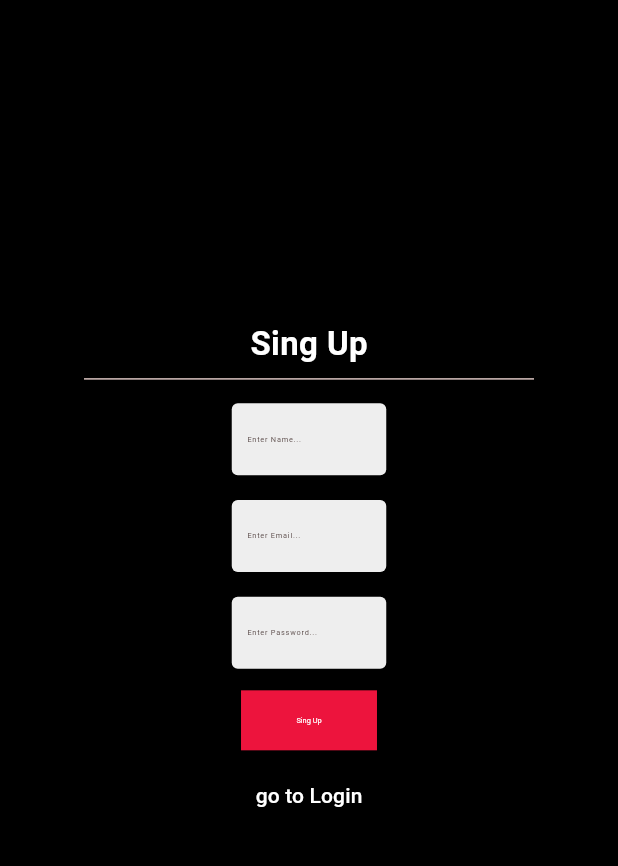
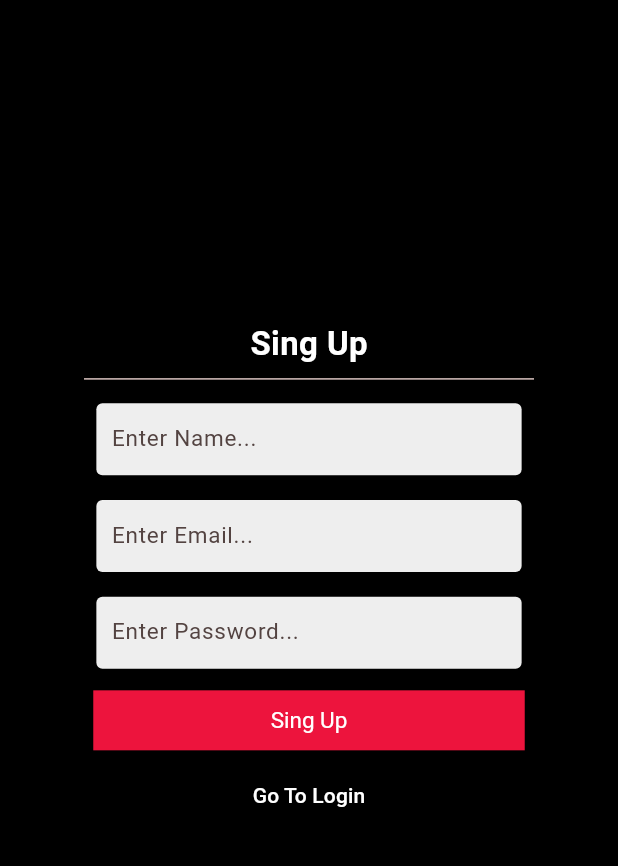
Before and after one commit to priyalpatel2709/flutter-projects, a Flutter app: the screen it shows after launch, after a tap on "Go To Sing Up", on a phone screen of 412 x 824 dp, the part 84-950 px from its top. Run offline on Flutter 3.47's test engine with Material 2 defaults, Android fonts, the phone set to English and light mode, and no system bars; our stand-ins replace flutter_slidable, hive, hive_flutter, shared_preferences, socket_io_client; accounts and stored records are empty; network calls fail.

Commit message:
size update

```diff
--- a/chat_app/lib/component/chat_page.dart
+++ b/chat_app/lib/component/chat_page.dart
@@ -14,8 +14,8 @@ class Message {
 }
 
 class Chat_page extends StatefulWidget {
-   final String userName;
-  Chat_page({Key? key,required this.userName}) : super(key: key);
+  final String userName;
+  Chat_page({Key? key, required this.userName}) : super(key: key);
 
   @override
   _Chat_pageState createState() => _Chat_pageState();
@@ -36,6 +36,15 @@ class _Chat_pageState extends State<Chat_page> {
   ScrollController _scrollController = ScrollController();
 
   var _userId;
+
+  void _scrollToBottom() {
+    print(' ${'Line 91:'} i am working ?');
+    _scrollController.animateTo(
+      _scrollController.position.maxScrollExtent,
+      duration: Duration(milliseconds: 300),
+      curve: Curves.easeOut,
+    );
+  }
 
   void connectToServer() {
     socket = IO.io('https://chat-app-srever.onrender.com/', <String, dynamic>{
@@ -66,10 +75,17 @@ class _Chat_pageState extends State<Chat_page> {
     socket.on('sentMessage', (data) {
       final _user = data['user'];
       final message = data['message'];
+
       if (_user != null && _user != widget.userName) {
         setState(() {
-          final newMessage = Message(message: message, user: _user,time: TimeOfDay.now().format(context));
+          final newMessage = Message(
+            message: message,
+            user: _user,
+            time: TimeOfDay.now().format(context),
+          );
+          _scrollToBottom();
           _userMessage.add(newMessage);
+
         });
       }
     });
@@ -92,16 +108,8 @@ class _Chat_pageState extends State<Chat_page> {
     });
   }
 
-  void _scrollToBottom() {
-    print(' ${'Line 91:'} i am working ?');
-    _scrollController.animateTo(
-      _scrollController.position.maxScrollExtent,
-      duration: Duration(milliseconds: 300),
-      curve: Curves.easeOut,
-    );
-  }
-
   void _sendMessage() {
+    _scrollToBottom();
     final message = _controller.text;
 
     if (message.isNotEmpty) {
@@ -117,7 +125,6 @@ class _Chat_pageState extends State<Chat_page> {
       socket.emit('message', {'message': message, 'id': socket.id});
 
       _controller.clear();
-      _scrollToBottom();
     }
   }
 
@@ -159,7 +166,6 @@ class _Chat_pageState extends State<Chat_page> {
 
   @override
   Widget build(BuildContext context) {
-    _scrollToBottom();
     return Scaffold(
       backgroundColor: const Color.fromARGB(255, 0, 0, 0),
       appBar: AppBar(
@@ -188,6 +194,8 @@ class _Chat_pageState extends State<Chat_page> {
                 alignment = CrossAxisAlignment.center;
               } else {
                 alignment = CrossAxisAlignment.start;
+                print(' ${'Line 196:'} i am? why?');
+                _scrollToBottom();
               }
 
               String text;
@@ -224,16 +232,16 @@ class _Chat_pageState extends State<Chat_page> {
                       child: Text(
                         text,
                         style: TextStyle(
-                          fontSize: 18, // Adjust the font size as needed
+                          fontSize: 18,
                         ),
                       ),
                     ),
-                    SizedBox(height: 4), // Add a small space
+                    SizedBox(height: 4),
                     Text(
                       _userMessage[index].time,
                       style: TextStyle(
-                        fontSize: 12, // Smaller font size for the timestamp
-                        color: Colors.grey, // You can adjust the color
+                        fontSize: 12,
+                        color: Colors.grey,
                       ),
                     ),
                   ],
@@ -249,7 +257,7 @@ class _Chat_pageState extends State<Chat_page> {
                   child: TextField(
                     controller: _controller,
                     decoration: InputDecoration(
-                       filled: true,
+                      filled: true,
                       fillColor: const Color.fromARGB(255, 205, 202, 202),
                       hintText: 'Enter your message...',
                     ),
--- a/chat_app/lib/component/loginpage.dart
+++ b/chat_app/lib/component/loginpage.dart
@@ -46,18 +46,16 @@ class _LoginState extends State<Loginpage> {
                     ),
                     Divider(),
                     Container(
-                      width: 25 *
-                          MediaQuery.of(context).size.width /
-                          100, // 25vmax equivalent
+                      width:
+                          300, // 25vmax equivalent
                       margin: EdgeInsets.all(2 *
                           MediaQuery.of(context).size.width /
                           100), // 2vmax equivalent
                       child: TextField(
                         controller: emailcontoller,
                         style: TextStyle(
-                          fontSize: 1.2 *
-                              MediaQuery.of(context).size.width /
-                              100, // 1.2vmax equivalent
+                          fontSize:
+                              15 , // 1.2vmax equivalent
                         ),
                         decoration: InputDecoration(
                           filled: true,
@@ -73,9 +71,8 @@ class _LoginState extends State<Loginpage> {
                       ),
                     ),
                     Container(
-                      width: 25 *
-                          MediaQuery.of(context).size.width /
-                          100, // 25vmax equivalent
+                      width:
+                          300, // 25vmax equivalent
                       margin: EdgeInsets.all(2 *
                           MediaQuery.of(context).size.width /
                           100), // 2vmax equivalent
@@ -83,9 +80,7 @@ class _LoginState extends State<Loginpage> {
                         obscureText: true,
                         controller: passwordcontoller,
                         style: TextStyle(
-                          fontSize: 1.2 *
-                              MediaQuery.of(context).size.width /
-                              100, // 1.2vmax equivalent
+                          fontSize: 15, // 1.2vmax equivalent
                         ),
                         decoration: InputDecoration(
                           filled: true,
@@ -101,7 +96,7 @@ class _LoginState extends State<Loginpage> {
                       ),
                     ),
                     Container(
-                      width: 25 * MediaQuery.of(context).size.width / 100,
+                      width: 300,
                       padding: EdgeInsets.all(1.5 *
                           MediaQuery.of(context).size.width /
                           100), // 1.5vmax equivalent
@@ -122,9 +117,7 @@ class _LoginState extends State<Loginpage> {
                           textStyle: TextStyle(
                             color: Colors.white, // text color
                             fontFamily: "Roboto",
-                            fontSize: 1.2 *
-                                MediaQuery.of(context).size.width /
-                                100, // 1.2vmax equivalent
+                            fontSize: 15, // 1.2vmax equivalent
                           ),
                           elevation: 0, // No elevation
                           tapTargetSize: MaterialTapTargetSize
--- a/chat_app/lib/component/singup.dart
+++ b/chat_app/lib/component/singup.dart
@@ -138,18 +138,14 @@ class _SingupState extends State<Singup> {
                     ),
                     Divider(),
                     Container(
-                      width: 25 *
-                          MediaQuery.of(context).size.width /
-                          100, // 25vmax equivalent
+                      width: 300, // 25vmax equivalent
                       margin: EdgeInsets.all(2 *
                           MediaQuery.of(context).size.width /
                           100), // 2vmax equivalent
                       child: TextField(
                         controller: namecontoller,
                         style: TextStyle(
-                          fontSize: 1.2 *
-                              MediaQuery.of(context).size.width /
-                              100, // 1.2vmax equivalent
+                          fontSize: 15, // 1.2vmax equivalent
                         ),
                         decoration: InputDecoration(
                           filled: true,
@@ -165,18 +161,14 @@ class _SingupState extends State<Singup> {
                       ),
                     ),
                     Container(
-                      width: 25 *
-                          MediaQuery.of(context).size.width /
-                          100, // 25vmax equivalent
+                      width: 300, // 25vmax equivalent
                       margin: EdgeInsets.all(2 *
                           MediaQuery.of(context).size.width /
                           100), // 2vmax equivalent
                       child: TextField(
                         controller: emailcontoller,
                         style: TextStyle(
-                          fontSize: 1.2 *
-                              MediaQuery.of(context).size.width /
-                              100, // 1.2vmax equivalent
+                          fontSize: 15, // 1.2vmax equivalent
                         ),
                         decoration: InputDecoration(
                           filled: true,
@@ -192,9 +184,7 @@ class _SingupState extends State<Singup> {
                       ),
                     ),
                     Container(
-                      width: 25 *
-                          MediaQuery.of(context).size.width /
-                          100, // 25vmax equivalent
+                      width: 300, // 25vmax equivalent
                       margin: EdgeInsets.all(2 *
                           MediaQuery.of(context).size.width /
                           100), // 2vmax equivalent
@@ -202,9 +192,7 @@ class _SingupState extends State<Singup> {
                         obscureText: true,
                         controller: passwordcontoller,
                         style: TextStyle(
-                          fontSize: 1.2 *
-                              MediaQuery.of(context).size.width /
-                              100, // 1.2vmax equivalent
+                          fontSize: 15, // 1.2vmax equivalent
                         ),
                         decoration: InputDecoration(
                           filled: true,
@@ -220,7 +208,7 @@ class _SingupState extends State<Singup> {
                       ),
                     ),
                     Container(
-                      width: 25 * MediaQuery.of(context).size.width / 100,
+                      width: 300,
                       padding: EdgeInsets.all(1.5 *
                           MediaQuery.of(context).size.width /
                           100), // 1.5vmax equivalent
@@ -243,9 +231,7 @@ class _SingupState extends State<Singup> {
                           textStyle: TextStyle(
                             color: Colors.white, // text color
                             fontFamily: "Roboto",
-                            fontSize: 1.2 *
-                                MediaQuery.of(context).size.width /
-                                100, // 1.2vmax equivalent
+                            fontSize: 15, // 1.2vmax equivalent
                           ),
                           elevation: 0, // No elevation
                           tapTargetSize: MaterialTapTargetSize
@@ -263,7 +249,7 @@ class _SingupState extends State<Singup> {
                         onPressed: () {
                           Navigator.pop(context);
                         },
-                        child: Text("go to Login",
+                        child: Text("Go To Login",
                             style: TextStyle(color: Colors.white))),
                   ],
                 ),
```
